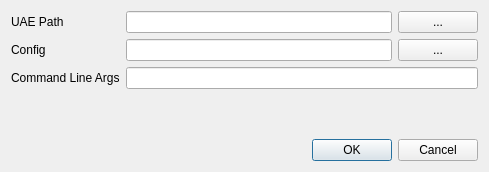
Before: the Qt Designer form src/prodbg/Config/AmigaUAEConfig.ui in emoon/ProDBG, drawn with Qt 5.
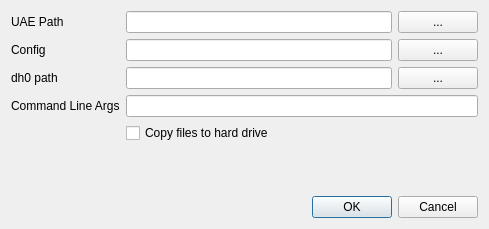
After: the same form once the commit is applied.

Commit message: Added dh0 path and copy files option

Patch:
```diff
--- a/src/prodbg/Config/AmigaUAEConfig.ui
+++ b/src/prodbg/Config/AmigaUAEConfig.ui
@@ -7,7 +7,7 @@
     <x>0</x>
     <y>0</y>
     <width>489</width>
-    <height>172</height>
+    <height>229</height>
    </rect>
   </property>
   <property name="sizePolicy">
@@ -23,7 +23,7 @@
    <bool>true</bool>
   </property>
   <layout class="QGridLayout" name="gridLayout">
-   <item row="5" column="0" colspan="3">
+   <item row="6" column="0" colspan="3">
     <widget class="QDialogButtonBox" name="buttonBox">
      <property name="orientation">
       <enum>Qt::Horizontal</enum>
@@ -53,7 +53,7 @@
      </property>
     </widget>
    </item>
-   <item row="2" column="0">
+   <item row="3" column="0">
     <widget class="QLabel" name="label_2">
      <property name="text">
       <string>Command Line Args</string>
@@ -74,7 +74,7 @@
      </property>
     </widget>
    </item>
-   <item row="4" column="0">
+   <item row="5" column="0">
     <spacer name="verticalSpacer">
      <property name="orientation">
       <enum>Qt::Vertical</enum>
@@ -101,9 +101,33 @@
      </property>
     </widget>
    </item>
-   <item row="2" column="1" colspan="2">
+   <item row="3" column="1" colspan="2">
     <widget class="QLineEdit" name="cmdlineArgs"/>
    </item>
+   <item row="2" column="1">
+    <widget class="QLineEdit" name="dh0Path"/>
+   </item>
+   <item row="2" column="2">
+    <widget class="QPushButton" name="selectDh0Path">
+     <property name="text">
+      <string>...</string>
+     </property>
+    </widget>
+   </item>
+   <item row="2" column="0">
+    <widget class="QLabel" name="label_4">
+     <property name="text">
+      <string>dh0 path</string>
+     </property>
+    </widget>
+   </item>
+   <item row="4" column="1">
+    <widget class="QCheckBox" name="copyFilesToHdd">
+     <property name="text">
+      <string>Copy files to hard drive</string>
+     </property>
+    </widget>
+   </item>
   </layout>
  </widget>
  <resources/>
```
The commit also changes 2 other files.
